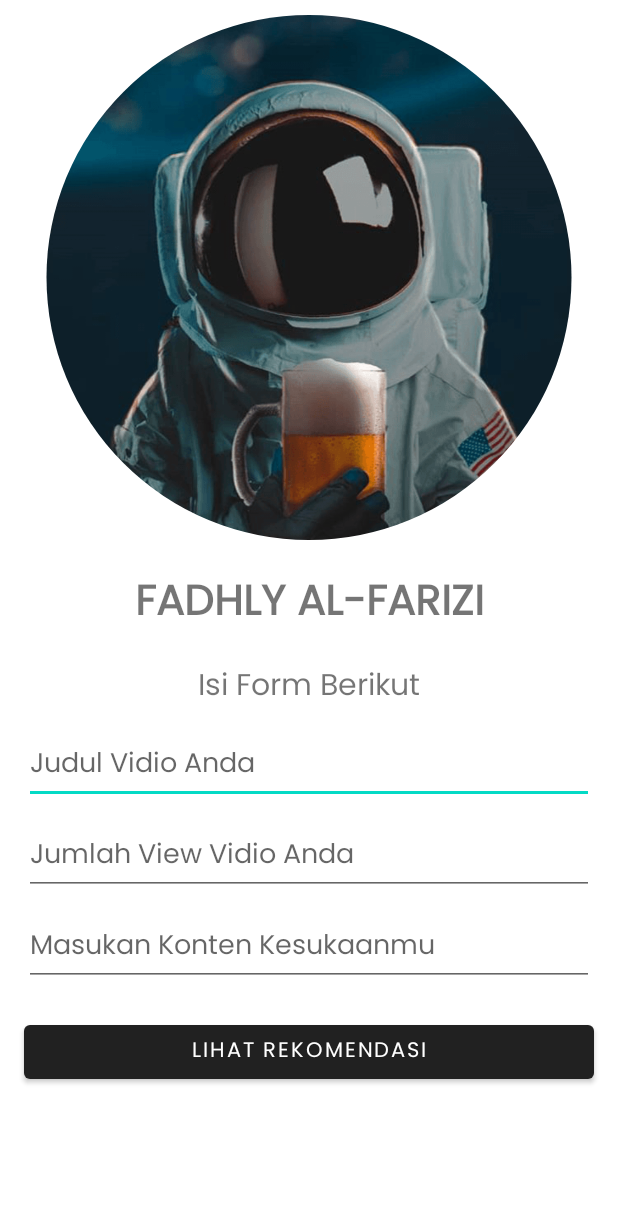
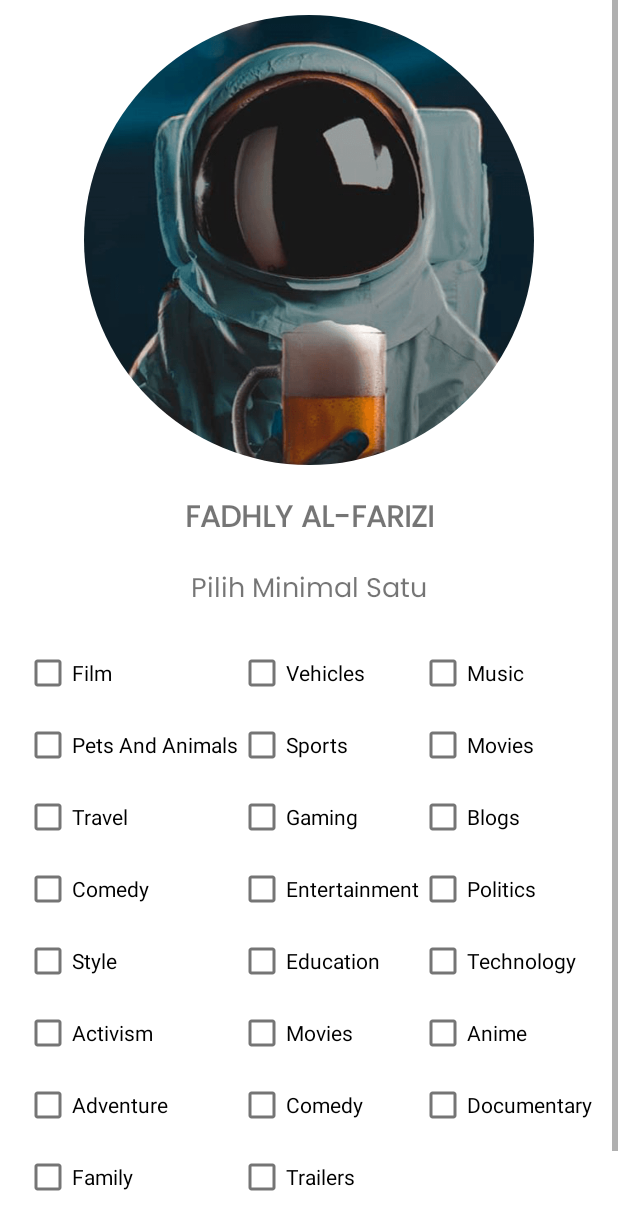
Before and after one commit to Gualand/recotiveapp, an Android app: the layout activity_main.xml on its own in the app's theme, with its tools: preview values and no code run, on a phone screen of 412 x 824 dp. Shown: the top 1230 px of the screen. Run offline under Robolectric (Android 15) with nearby library versions, the phone set to English and light mode, and no system bars.

Commit message:
Revisi Home Page Fix

```diff
--- a/app/build.gradle
+++ b/app/build.gradle
@@ -47,6 +47,8 @@ dependencies {
     implementation 'androidx.recyclerview:recyclerview:1.2.1'
     implementation 'androidx.cardview:cardview:1.0.0'
     implementation 'de.hdodenhof:circleimageview:3.1.0'
+    implementation 'com.squareup.picasso:picasso:2.71828'
+    implementation 'com.github.bumptech.glide:glide:4.15.1'
     implementation 'com.google.firebase:firebase-auth-ktx:22.0.0'
     implementation 'com.google.firebase:firebase-analytics-ktx'
     implementation 'com.google.firebase:firebase-auth:22.0.0'
--- a/app/src/main/java/com/example/recotivapp/MainActivity.kt
+++ b/app/src/main/java/com/example/recotivapp/MainActivity.kt
@@ -6,6 +6,7 @@ import android.os.Bundle
 import android.view.Menu
 import android.view.MenuItem
 import android.view.View
+import com.bumptech.glide.Glide
 import com.example.recotivapp.databinding.ActivityMainBinding
 import com.google.android.gms.auth.api.signin.GoogleSignIn
 import com.google.android.gms.auth.api.signin.GoogleSignInClient
@@ -42,6 +43,17 @@ class MainActivity : AppCompatActivity(), View.OnClickListener {
             finish()
             return
         }
+        else {
+            firebaseUser.let {
+                val name = it.displayName
+                val photoUrl = it.photoUrl
+
+                binding.tvName.text = name
+                Glide.with(this).load(photoUrl).into(binding.circleImageView)
+            }
+        }
+
+
     }
 
     override fun onClick(v:View){
--- a/app/src/main/res/layout/activity_main.xml
+++ b/app/src/main/res/layout/activity_main.xml
@@ -15,7 +15,7 @@
         <de.hdodenhof.circleimageview.CircleImageView
             android:id="@+id/circleImageView"
             android:layout_width="match_parent"
-            android:layout_height="350dp"
+            android:layout_height="300dp"
             android:layout_marginTop="10dp"
             android:src="@drawable/photo" />
 
@@ -28,7 +28,7 @@
             android:text="@string/username"
             android:gravity="center"
             android:layout_marginTop="20dp"
-            android:textSize="28sp"
+            android:textSize="20dp"
             android:textAllCaps="true"
             android:textStyle="bold"
             android:layout_below="@+id/circleImageView" />
@@ -41,40 +41,176 @@
             android:text="@string/fillData"
             android:gravity="center"
             android:layout_marginTop="15dp"
-            android:textSize="20dp"
+            android:textSize="18dp"
             android:fontFamily="@font/poppins"
             android:layout_below="@+id/tvName" />
 
-        <com.google.android.material.textfield.TextInputEditText
-            android:id="@+id/edtJudul"
+        <TableLayout
+            android:id="@+id/column"
             android:layout_width="match_parent"
-            android:layout_height="match_parent"
-            android:hint="Judul Vidio Anda"
+            android:layout_height="wrap_content"
             android:layout_marginHorizontal="16dp"
-            android:layout_marginTop="10dp"
-            android:fontFamily="@font/poppins"
-            android:layout_below="@+id/tvData" />
+            android:layout_marginBottom="16dp"
+            android:layout_marginTop="16dp"
+            android:layout_below="@+id/tvData">
 
-        <com.google.android.material.textfield.TextInputEditText
-            android:id="@+id/edtView"
-            android:layout_width="match_parent"
-            android:layout_height="match_parent"
-            android:hint="Jumlah View Vidio Anda"
-            android:layout_marginHorizontal="16dp"
-            android:layout_marginTop="10dp"
-            android:fontFamily="@font/poppins"
-            android:inputType="number"
-            android:layout_below="@+id/edtJudul" />
+            <TableRow
+                android:layout_width="match_parent"
+                android:layout_height="wrap_content">
 
-        <com.google.android.material.textfield.TextInputEditText
-            android:id="@+id/edtInterest"
-            android:layout_width="match_parent"
-            android:layout_height="match_parent"
-            android:hint="Masukan Konten Kesukaanmu"
-            android:layout_marginHorizontal="16dp"
-            android:layout_marginTop="10dp"
-            android:fontFamily="@font/poppins"
-            android:layout_below="@+id/edtView" />
+                <CheckBox
+                    android:id="@+id/checkBox1"
+                    android:layout_width="wrap_content"
+                    android:layout_height="wrap_content"
+                    android:text="Film" />
+                <CheckBox
+                    android:id="@+id/checkBox2"
+                    android:layout_width="wrap_content"
+                    android:layout_height="wrap_content"
+                    android:text="Vehicles" />
+                <CheckBox
+                    android:id="@+id/checkBox3"
+                    android:layout_width="wrap_content"
+                    android:layout_height="wrap_content"
+                    android:text="Music" />
+            </TableRow>
+
+            <TableRow
+                android:layout_width="match_parent"
+                android:layout_height="wrap_content">
+
+                <CheckBox
+                    android:id="@+id/checkBox4"
+                    android:layout_width="wrap_content"
+                    android:layout_height="wrap_content"
+                    android:text="Pets And Animals" />
+                <CheckBox
+                    android:id="@+id/checkBox5"
+                    android:layout_width="wrap_content"
+                    android:layout_height="wrap_content"
+                    android:text="Sports" />
+                <CheckBox
+                    android:id="@+id/checkBox6"
+                    android:layout_width="wrap_content"
+                    android:layout_height="wrap_content"
+                    android:text="Movies" />
+            </TableRow>
+            <TableRow
+                android:layout_width="match_parent"
+                android:layout_height="wrap_content">
+
+                <CheckBox
+                    android:id="@+id/checkBox7"
+                    android:layout_width="wrap_content"
+                    android:layout_height="wrap_content"
+                    android:text="Travel" />
+                <CheckBox
+                    android:id="@+id/checkBox8"
+                    android:layout_width="wrap_content"
+                    android:layout_height="wrap_content"
+                    android:text="Gaming" />
+                <CheckBox
+                    android:id="@+id/checkBox9"
+                    android:layout_width="wrap_content"
+                    android:layout_height="wrap_content"
+                    android:text="Blogs" />
+            </TableRow>
+            <TableRow
+                android:layout_width="match_parent"
+                android:layout_height="wrap_content">
+
+                <CheckBox
+                    android:id="@+id/checkBox10"
+                    android:layout_width="wrap_content"
+                    android:layout_height="wrap_content"
+                    android:text="Comedy" />
+                <CheckBox
+                    android:id="@+id/checkBox11"
+                    android:layout_width="wrap_content"
+                    android:layout_height="wrap_content"
+                    android:text="Entertainment" />
+                <CheckBox
+                    android:id="@+id/checkBox12"
+                    android:layout_width="wrap_content"
+                    android:layout_height="wrap_content"
+                    android:text="Politics" />
+            </TableRow>
+            <TableRow
+                android:layout_width="match_parent"
+                android:layout_height="wrap_content">
+
+                <CheckBox
+                    android:id="@+id/checkBox13"
+                    android:layout_width="wrap_content"
+                    android:layout_height="wrap_content"
+                    android:text="Style" />
+                <CheckBox
+                    android:id="@+id/checkBox14"
+                    android:layout_width="wrap_content"
+                    android:layout_height="wrap_content"
+                    android:text="Education" />
+                <CheckBox
+                    android:id="@+id/checkBox15"
+                    android:layout_width="wrap_content"
+                    android:layout_height="wrap_content"
+                    android:text="Technology" />
+            </TableRow>
+            <TableRow
+                android:layout_width="match_parent"
+                android:layout_height="wrap_content">
+
+                <CheckBox
+                    android:id="@+id/checkBox16"
+                    android:layout_width="wrap_content"
+                    android:layout_height="wrap_content"
+                    android:text="Activism" />
+                <CheckBox
+                    android:id="@+id/checkBox17"
+                    android:layout_width="wrap_content"
+                    android:layout_height="wrap_content"
+                    android:text="Movies" />
+                <CheckBox
+                    android:id="@+id/checkBox18"
+                    android:layout_width="wrap_content"
+                    android:layout_height="wrap_content"
+                    android:text="Anime" />
+            </TableRow>
+            <TableRow
+                android:layout_width="match_parent"
+                android:layout_height="wrap_content">
+
+                <CheckBox
+                    android:id="@+id/checkBox19"
+                    android:layout_width="wrap_content"
+                    android:layout_height="wrap_content"
+                    android:text="Adventure" />
+                <CheckBox
+                    android:id="@+id/checkBox20"
+                    android:layout_width="wrap_content"
+                    android:layout_height="wrap_content"
+                    android:text="Comedy" />
+                <CheckBox
+                    android:id="@+id/checkBox21"
+                    android:layout_width="wrap_content"
+                    android:layout_height="wrap_content"
+                    android:text="Documentary" />
+            </TableRow>
+            <TableRow
+                android:layout_width="match_parent"
+                android:layout_height="wrap_content">
+
+                <CheckBox
+                    android:id="@+id/checkBox22"
+                    android:layout_width="wrap_content"
+                    android:layout_height="wrap_content"
+                    android:text="Family" />
+                <CheckBox
+                    android:id="@+id/checkBox23"
+                    android:layout_width="wrap_content"
+                    android:layout_height="wrap_content"
+                    android:text="Trailers" />
+            </TableRow>
+        </TableLayout>
 <!--Ini akhir form-->
 
 <!--Ini untuk button rekomendasi-->
@@ -82,11 +218,11 @@
             android:id="@+id/btn_recommendation"
             android:layout_width="match_parent"
             android:layout_height="wrap_content"
-            android:layout_marginHorizontal="16dp"
-            android:layout_marginTop="20dp"
+            android:layout_marginHorizontal="30dp"
+            android:layout_marginTop="12dp"
             android:fontFamily="@font/poppins"
             android:text="@string/recommendation"
-            android:layout_below="@+id/edtInterest"/>
+            android:layout_below="@+id/column"/>
 
     </RelativeLayout>
 </ScrollView>
--- a/app/src/main/res/values/strings.xml
+++ b/app/src/main/res/values/strings.xml
@@ -8,7 +8,7 @@
     <string name="view">Jumlah View</string>
     <string name="interest">Kesukaan</string>
     <string name="recommendation">Lihat Rekomendasi</string>
-    <string name="fillData">Isi Form Berikut</string>
+    <string name="fillData">Pilih Minimal Satu</string>
 
     <string name="channel_name">Nama Channel</string>
     <string name="description">Deskripsi</string>
```
